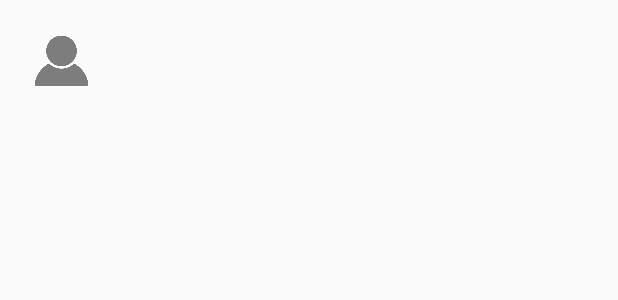
After one commit to hazemelahwany/Shelter-for-pets, an Android app: the layout users_list_item.xml on its own in the app's theme, with its tools: preview values and no code run, on a phone screen of 412 x 824 dp. The commit adds this screen. Shown: the top 300 px of the screen. Run offline under Robolectric (Android 15) with nearby library versions, the phone set to English and light mode, and no system bars.

Commit message:
App Done

```diff
--- a/app/src/main/java/com/example/android/shelterforpets/Admin/SelectShelterLocation.java
+++ b/app/src/main/java/com/example/android/shelterforpets/Admin/SelectShelterLocation.java
@@ -91,7 +91,6 @@ public class SelectShelterLocation extends AppCompatActivity implements OnMapRea
         autocompleteFragment.setOnPlaceSelectedListener(new PlaceSelectionListener() {
             @Override
             public void onPlaceSelected(Place place) {
-                // TODO: Get info about the selected place.
                 latitude = place.getLatLng().latitude;
                 longitude = place.getLatLng().longitude;
                 if (address != null) {
@@ -105,7 +104,6 @@ public class SelectShelterLocation extends AppCompatActivity implements OnMapRea
 
             @Override
             public void onError(Status status) {
-                // TODO: Handle the error.
                 Log.e("Error", "An error occurred: " + status);
             }
         });
--- a/app/src/main/java/com/example/android/shelterforpets/Authentication/SignUpActivity.java
+++ b/app/src/main/java/com/example/android/shelterforpets/Authentication/SignUpActivity.java
@@ -79,7 +79,7 @@ public class SignUpActivity extends AppCompatActivity {
                                        if (task.isSuccessful()) {
                                            FirebaseUser user = task.getResult().getUser();
                                            User u = new User(signUpFirstName.getText().toString(),
-                                                   signUpLastName.getText().toString());
+                                                   signUpLastName.getText().toString(), "null");
                                            usersDatabase.child(user.getUid()).setValue(u);
                                        }
 
--- a/app/src/main/java/com/example/android/shelterforpets/User/EditPet.java
+++ b/app/src/main/java/com/example/android/shelterforpets/User/EditPet.java
@@ -6,6 +6,9 @@ import android.net.Uri;
 import android.support.annotation.NonNull;
 import android.support.v7.app.AppCompatActivity;
 import android.os.Bundle;
+import android.view.Menu;
+import android.view.MenuInflater;
+import android.view.MenuItem;
 import android.view.View;
 import android.widget.EditText;
 import android.widget.ImageButton;
--- a/app/src/main/java/com/example/android/shelterforpets/User/PetDetailsActivity.java
+++ b/app/src/main/java/com/example/android/shelterforpets/User/PetDetailsActivity.java
@@ -43,7 +43,7 @@ public class PetDetailsActivity extends AppCompatActivity {
 
         if (!userId.equals(user.getUid())) {
             editPet.setVisibility(View.GONE);
-        } else {
+        }
         petsDatabase.addValueEventListener(new ValueEventListener() {
             @Override
             public void onDataChange(DataSnapshot dataSnapshot) {
@@ -75,4 +75,3 @@ public class PetDetailsActivity extends AppCompatActivity {
         });
     }
 }
-}
--- a/app/src/main/java/com/example/android/shelterforpets/User/UserMainActivity.java
+++ b/app/src/main/java/com/example/android/shelterforpets/User/UserMainActivity.java
@@ -59,6 +59,7 @@ public class UserMainActivity extends AppCompatActivity {
     private Location currentLocation;
     private float minimumDistance;
     private String shelterID;
+    FirebaseAuth firebaseAuth;
 
 
     @Override
@@ -83,6 +84,7 @@ public class UserMainActivity extends AppCompatActivity {
         super.onCreate(savedInstanceState);
         setContentView(R.layout.activity_user_main);
 
+        firebaseAuth = FirebaseAuth.getInstance();
         FirebaseStorage storage = FirebaseStorage.getInstance();
         FirebaseDatabase mFirebaseDatabase = FirebaseDatabase.getInstance();
 
@@ -210,13 +212,13 @@ public class UserMainActivity extends AppCompatActivity {
     @Override
     protected void onStart() {
         super.onStart();
-        mFirebaseAuth.addAuthStateListener(mAuthStateListener);
+        firebaseAuth.addAuthStateListener(mAuthStateListener);
     }
 
     @Override
     protected void onStop() {
         super.onStop();
-        mFirebaseAuth.removeAuthStateListener(mAuthStateListener);
+        firebaseAuth.removeAuthStateListener(mAuthStateListener);
     }
 
     @Override
--- a/app/src/main/java/com/example/android/shelterforpets/User/UserProfileActivity.java
+++ b/app/src/main/java/com/example/android/shelterforpets/User/UserProfileActivity.java
@@ -50,7 +50,7 @@ public class UserProfileActivity extends AppCompatActivity {
         if (!userID.equals(user.getUid())) {
             editProfile.setVisibility(View.GONE);
             addPet.setVisibility(View.GONE);
-        } else {
+        }
 
         final ArrayList<String> petsList = new ArrayList<>();
         final PetAdapter adapter = new PetAdapter(this, R.layout.pets_list_item, petsList);
@@ -129,4 +129,3 @@ public class UserProfileActivity extends AppCompatActivity {
         });
     }
 }
-}
--- /dev/null
+++ b/app/src/main/res/layout/users_list_item.xml
@@ -0,0 +1,30 @@
+<?xml version="1.0" encoding="utf-8"?>
+<RelativeLayout xmlns:android="http://schemas.android.com/apk/res/android"
+    android:layout_width="match_parent" android:layout_height="match_parent">
+
+    <ImageView
+        android:layout_width="50dp"
+        android:layout_height="50dp"
+        android:layout_alignParentTop="true"
+        android:layout_alignParentLeft="true"
+        android:layout_alignParentStart="true"
+        android:layout_marginLeft="16dp"
+        android:layout_marginStart="16dp"
+        android:layout_marginTop="16dp"
+        android:scaleType="fitXY"
+        android:adjustViewBounds="true"
+        android:id="@+id/user_list_item_pic"
+        android:src="@drawable/profile_icon"/>
+
+    <TextView
+        android:layout_width="wrap_content"
+        android:layout_height="wrap_content"
+        android:textSize="18sp"
+        android:layout_alignTop="@+id/user_list_item_pic"
+        android:layout_toRightOf="@+id/user_list_item_pic"
+        android:layout_toEndOf="@+id/user_list_item_pic"
+        android:layout_marginLeft="26dp"
+        android:layout_marginStart="26dp"
+        android:layout_marginTop="16dp"
+        android:id="@+id/user_list_item_name"/>
+</RelativeLayout>
```
Also changed, not shown: app/src/main/AndroidManifest.xml (+8 -4 lines), app/src/main/java/com/example/android/shelterforpets/Shelter/ShelterMainActivity.java (+7 -1 lines), app/src/main/java/com/example/android/shelterforpets/User/ShowUsersActivity.java (+73 -0 lines), app/src/main/java/com/example/android/shelterforpets/User/UserAdapter.java (added, +62 -0 lines), app/src/main/res/layout/activity_show_users.xml (+9 -3 lines). Lines whose indentation alone changed are shown as unchanged.
